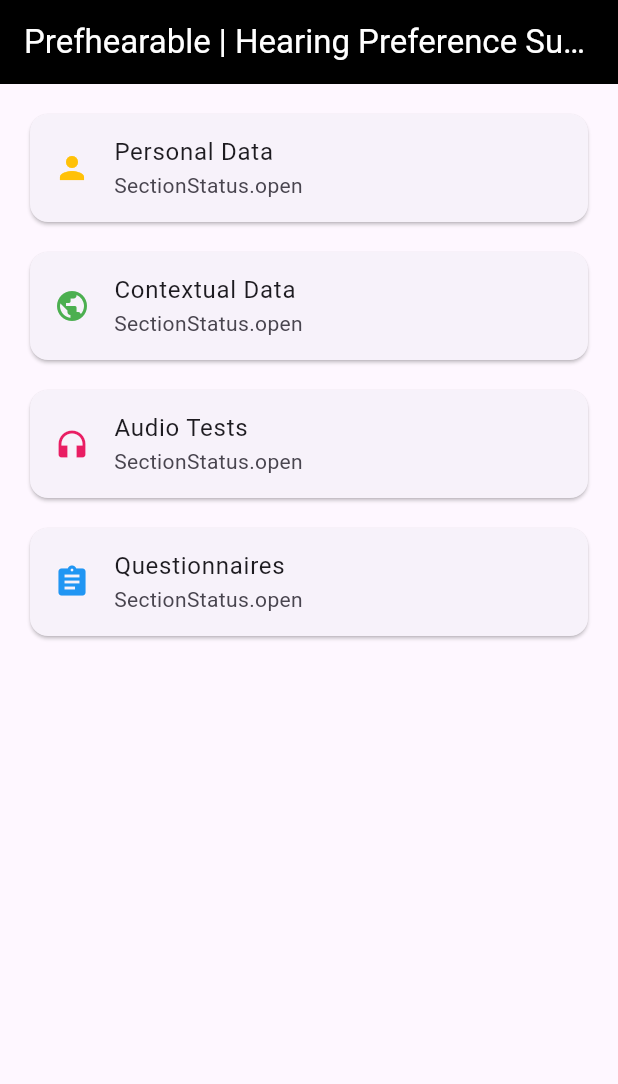
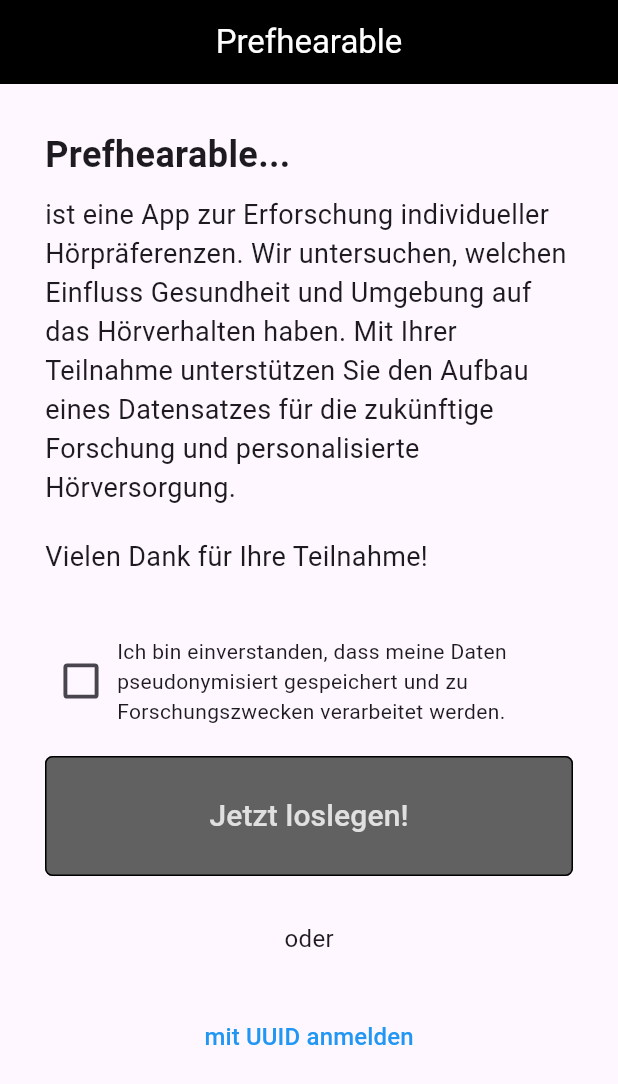
Before and after one commit to ArmerSchluca/prefhearable-frontend, a Flutter app: the screen it shows after launch, on a phone screen of 412 x 824 dp. Shown: the top 1084 px of the screen. Run offline on Flutter 3.47's test engine with Material 3 defaults, Android fonts, the light colour scheme and no system bars; our stand-ins replace shared_preferences.

Commit message:
LaunchView, HomeView, Navigation, Consent und UUID Creation

```diff
--- a/lib/main.dart
+++ b/lib/main.dart
@@ -1,15 +1,19 @@
 import 'package:flutter/material.dart';
-import 'package:frontend/view/home.dart';
+import 'package:frontend/view/launch_view.dart';
 
 void main() {
   runApp(const MyApp());
 }
 
 class MyApp extends StatelessWidget {
+
   const MyApp({super.key});
 
   @override
   Widget build(BuildContext context) {
-    return MaterialApp(home: const HomePage());
+    return MaterialApp(
+      debugShowCheckedModeBanner: false,
+      home: LaunchView(),
+    );
   }
 }
--- /dev/null
+++ b/lib/model/participant_model.dart
@@ -0,0 +1,26 @@
+class Participant {
+  String id;
+  int age;
+  Gender gender;
+  String diseases;
+
+  Participant({
+    required this.id,
+    required this.age,
+    required this.gender,
+    required this.diseases,
+  });
+
+  factory Participant.fromJson(Map<String, dynamic> json) {
+    return Participant(
+      id: json['id'],
+      age: json['age'],
+      gender: json['gender'],
+      diseases: json['diseases'],
+    );
+  }
+}
+
+enum Gender { male, female, diverse }
+
+enum HearingAided { no, leftEar, rightEar, both, duration }
--- /dev/null
+++ b/lib/view/launch_view.dart
@@ -0,0 +1,142 @@
+import 'package:flutter/material.dart';
+import 'package:frontend/view/home_view.dart';
+
+class LaunchView extends StatefulWidget {
+  const LaunchView({super.key});
+
+  @override
+  State<LaunchView> createState() => _LaunchViewState();
+}
+
+class _LaunchViewState extends State<LaunchView> {
+  bool _consentGiven = false;
+
+  @override
+  Widget build(BuildContext context) {
+    return Scaffold(
+      appBar: AppBar(
+        title: Center(
+          child: Text("Prefhearable", style: TextStyle(color: Colors.white)),
+        ),
+        backgroundColor: Colors.black,
+      ),
+
+      body: Padding(
+        padding: EdgeInsets.all(30.0),
+        child: Column(
+          crossAxisAlignment: CrossAxisAlignment.start,
+          children: [
+            // INTRO TEXT
+            Text(
+              "Prefhearable...",
+              style: TextStyle(fontWeight: FontWeight.bold, fontSize: 24.0),
+            ),
+            SizedBox(height: 10.0),
+            Text(
+              "ist eine App zur Erforschung individueller Hörpräferenzen. Wir untersuchen, welchen Einfluss Gesundheit und Umgebung auf das Hörverhalten haben. Mit Ihrer Teilnahme unterstützen Sie den Aufbau eines Datensatzes für die zukünftige Forschung und personalisierte Hörversorgung.",
+              style: TextStyle(fontSize: 18.0),
+            ),
+            SizedBox(height: 20),
+            Text(
+              "Vielen Dank für Ihre Teilnahme!",
+              style: TextStyle(fontSize: 18.0),
+            ),
+            SizedBox(height: 40),
+
+            // CONSENT CHECKBOX
+            Row(
+              children: [
+                Transform.scale(
+                  scale: 1.3,
+                  child: Checkbox(
+                    activeColor: Colors.green,
+                    value: _consentGiven,
+                    onChanged: (value) {
+                      setState(() {
+                        _consentGiven = value ?? false;
+                      });
+                    },
+                  ),
+                ),
+                Expanded(
+                  child: Text(
+                    "Ich bin einverstanden, dass meine Daten pseudonymisiert gespeichert und zu Forschungszwecken verarbeitet werden.",
+                    style: TextStyle(fontSize: 14.0),
+                  ),
+                ),
+              ],
+            ),
+
+            SizedBox(height: 20),
+
+            // "Loslegen" BUTTON
+            SizedBox(
+              width: double.infinity,
+              height: 80,
+              child: FilledButton(
+                style: ButtonStyle(
+                  backgroundColor: WidgetStateProperty.resolveWith<Color>((
+                    states,
+                  ) {
+                    if (states.contains(WidgetState.disabled)) {
+                      return Colors.grey.shade700;
+                    }
+                    return Colors.blue;
+                  }),
+                  foregroundColor: WidgetStateProperty.resolveWith<Color>((
+                    states,
+                  ) {
+                    if (states.contains(WidgetState.disabled)) {
+                      return Colors.grey.shade300;
+                    }
+                    return Colors.white;
+                  }),
+                  shape: WidgetStatePropertyAll(
+                    RoundedRectangleBorder(
+                      borderRadius: BorderRadius.circular(5.0),
+                      side: BorderSide(color: Colors.black, width: 1),
+                    ),
+                  ),
+                ),
+                onPressed: _consentGiven
+                    ? () {
+                        /* pushReplacement, damit die StartPage aus dem Stack entfernt wird
+                        und der Participant nicht zurück zur Consent Page navigieren kann,
+                        bis sich abgemeldet wurde */
+                        Navigator.pushReplacement(
+                          context,
+                          MaterialPageRoute(
+                            builder: (context) => const HomeView(),
+                          ),
+                        );
+                      }
+                    : null,
+                child: const Text(
+                  'Jetzt loslegen!',
+                  style: TextStyle(fontSize: 20.0),
+                ),
+              ),
+            ),
+            SizedBox(height: 30),
+            Center(child: Text("oder", style: TextStyle(fontSize: 16.0))),
+            SizedBox(height: 30),
+            Center(
+              child: TextButton(
+                style: ButtonStyle(
+                  foregroundColor: WidgetStatePropertyAll<Color>(Colors.blue),
+                ),
+                onPressed: () {
+                  // ...
+                },
+                child: Text(
+                  'mit UUID anmelden',
+                  style: TextStyle(fontSize: 16.0),
+                ),
+              ),
+            ),
+          ],
+        ),
+      ),
+    );
+  }
+}
--- /dev/null
+++ b/lib/view/survey_data_pages/context_data_page.dart
@@ -0,0 +1 @@
+import 'package:flutter/material.dart';
--- /dev/null
+++ b/lib/view/survey_data_pages/questionnaires_page.dart
@@ -0,0 +1 @@
+import 'package:flutter/material.dart';
--- a/lib/view/home.dart
+++ b/lib/view/survey_view.dart
@@ -1,16 +1,23 @@
 import 'package:flutter/material.dart';
 
-class HomePage extends StatelessWidget {
-  // Konstruktor
-  const HomePage({super.key});
+class SurveyView extends StatelessWidget {
+  const SurveyView({super.key});
 
-  // Jedes Widget(=HomePage-Class) hat eine build-Methode, die den View-Tree baut
   @override
   Widget build(BuildContext context) {
     return Scaffold(
       appBar: AppBar(
-        title: Text("Prefhearable | Hearing Preference Survey App", style: TextStyle(color: Colors.white)),
         backgroundColor: Colors.black,
+        title: const Center(
+          child: Text("Prefhearable", style: TextStyle(color: Colors.white)),
+        ),
+        leading: IconButton(
+          icon: const Icon(Icons.arrow_back),
+          color: Colors.white,
+          onPressed: () {
+            Navigator.pop(context);
+          },
+        ),
       ),
 
       body: Padding(
@@ -20,37 +27,25 @@
           children: [
             SectionCard(
               title: "Personal Data",
-              icon: Icon(
-                Icons.person,
-                color: Colors.amber
-                ),
+              icon: Icon(Icons.person, color: Colors.amber),
               status: SectionStatus.open,
             ),
             SizedBox(height: 12),
             SectionCard(
               title: "Contextual Data",
-              icon: Icon(
-                Icons.public,
-                color: Colors.green
-                ),
+              icon: Icon(Icons.public, color: Colors.green),
               status: SectionStatus.open,
             ),
             SizedBox(height: 12),
             SectionCard(
               title: "Audio Tests",
-              icon: Icon(
-                Icons.headphones,
-                color: Colors.pink
-                ),
+              icon: Icon(Icons.headphones, color: Colors.pink),
               status: SectionStatus.open,
             ),
             SizedBox(height: 12),
             SectionCard(
               title: "Questionnaires",
-              icon: Icon(
-                Icons.assignment,
-                color: Colors.blue
-                ),
+              icon: Icon(Icons.assignment, color: Colors.blue),
               status: SectionStatus.open,
             ),
           ],
--- a/pubspec.yaml
+++ b/pubspec.yaml
@@ -28,6 +28,9 @@
 # the latest version available on pub.dev. To see which dependencies have newer
 # versions available, run `flutter pub outdated`.
 dependencies:
+  uuid: ^4.5.3
+  shared_preferences: ^2.2.3
+  http: ^1.6.0
   flutter:
     sdk: flutter
 
```
Also changed, not shown: lib/model/user.dart (deleted, +0 -21 lines), lib/service/participant_service.dart (added, +39 -0 lines), lib/view/home_view.dart (added, +52 -0 lines), lib/view/survey_data_pages/audiotest_page.dart (added), lib/view/survey_data_pages/personal_data_page.dart (added), 1 other file.
